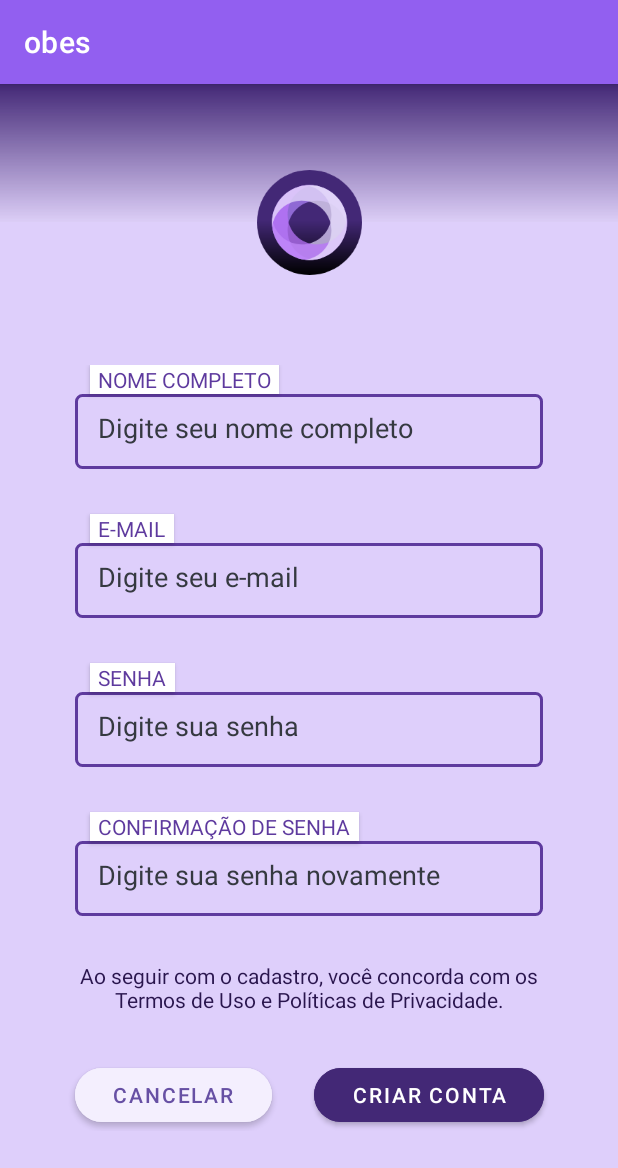
After one commit to larasouzabr/obes-app, an Android app: the RegisterPagePerson screen opened directly, with no data from a screen before it, on a phone screen of 412 x 824 dp. The commit adds this screen. Shown: the top 1168 px of the screen. Run offline under Robolectric (Android 15) with nearby library versions, the light colour scheme and no system bars.

Commit message:
created register page

```diff
--- /dev/null
+++ b/app/src/main/java/com/example/obes/RegisterPagePerson.java
@@ -0,0 +1,33 @@
+package com.example.obes;
+
+import androidx.appcompat.app.AppCompatActivity;
+
+import android.content.Intent;
+import android.os.Bundle;
+import android.view.View;
+import android.widget.Button;
+
+public class RegisterPagePerson extends AppCompatActivity {
+
+    private Button button_cancel;
+
+    @Override
+    protected void onCreate(Bundle savedInstanceState) {
+        super.onCreate(savedInstanceState);
+        setContentView(R.layout.activity_register_page_person);
+
+        this.startComponents();
+
+        this.button_cancel.setOnClickListener(new View.OnClickListener() {
+            @Override
+            public void onClick(View v) {
+                Intent intent = new Intent(RegisterPagePerson.this, MainActivity.class);
+                startActivity(intent);
+            }
+        });
+    }
+
+    private void startComponents() {
+        this.button_cancel = findViewById(R.id.button_cancel);
+    }
+}
--- /dev/null
+++ b/app/src/main/res/drawable/degrade_cadastro.xml
@@ -0,0 +1,23 @@
+<vector xmlns:android="http://schemas.android.com/apk/res/android"
+    xmlns:aapt="http://schemas.android.com/aapt"
+    android:width="412dp"
+    android:height="92dp"
+    android:viewportWidth="412"
+    android:viewportHeight="92">
+  <path
+      android:pathData="M0,0h412v92h-412z">
+    <aapt:attr name="android:fillColor">
+      <gradient
+          android:startX="206"
+          android:startY="0"
+          android:endX="206"
+          android:endY="92"
+          android:type="linear">
+        <item android:offset="0" android:color="#FF432876"/>
+        <item android:offset="0" android:color="#FF432876"/>
+        <item android:offset="1" android:color="#17CBC9D0"/>
+        <item android:offset="1" android:color="#00D9D9D9"/>
+      </gradient>
+    </aapt:attr>
+  </path>
+</vector>
--- /dev/null
+++ b/app/src/main/res/layout/activity_register_page_person.xml
@@ -0,0 +1,205 @@
+<?xml version="1.0" encoding="utf-8"?>
+<androidx.constraintlayout.widget.ConstraintLayout xmlns:android="http://schemas.android.com/apk/res/android"
+    xmlns:app="http://schemas.android.com/apk/res-auto"
+    xmlns:tools="http://schemas.android.com/tools"
+    android:layout_width="match_parent"
+    android:layout_height="match_parent"
+    tools:context=".RegisterPagePerson"
+    android:background="@color/purple_150">
+
+    <ImageView
+        android:id="@+id/background_degrade_cadastro"
+        android:layout_width="wrap_content"
+        android:layout_height="wrap_content"
+        android:contentDescription="@string/content_desc_background_degrade"
+        android:src="@drawable/degrade_cadastro"
+        app:layout_constraintEnd_toEndOf="parent"
+        app:layout_constraintStart_toStartOf="parent"
+        app:layout_constraintTop_toTopOf="parent" />
+
+    <ImageView
+        android:id="@+id/obes_logo"
+        android:contentDescription="@string/content_desc_logo_obes"
+        android:layout_width="70dp"
+        android:layout_height="70dp"
+        android:src="@drawable/obes_logo_2"
+        app:layout_constraintStart_toStartOf="parent"
+        app:layout_constraintEnd_toEndOf="parent"
+        app:layout_constraintTop_toBottomOf="@id/background_degrade_cadastro"
+        app:layout_constraintBottom_toBottomOf="@id/background_degrade_cadastro"/>
+
+    <LinearLayout
+        android:id="@+id/form_register"
+        android:layout_width="match_parent"
+        android:layout_height="wrap_content"
+        android:orientation="vertical"
+        app:layout_constraintTop_toBottomOf="@id/obes_logo"
+        android:paddingTop="60dp"
+        android:paddingBottom="30dp"
+        android:paddingStart="50dp"
+        android:paddingEnd="50dp">
+
+        <!-- INPUT NOME COMPLETO -->
+        <androidx.cardview.widget.CardView
+            android:layout_width="wrap_content"
+            android:layout_height="wrap_content"
+            app:cardCornerRadius="0dp"
+            android:layout_marginStart="10dp">
+            <TextView
+                android:layout_width="wrap_content"
+                android:layout_height="wrap_content"
+                android:text="NOME COMPLETO"
+                android:textColor="@color/purple_700"
+                android:layout_marginStart="5dp"
+                android:layout_marginEnd="5dp"/>
+        </androidx.cardview.widget.CardView>
+
+        <EditText
+            android:layout_width="match_parent"
+            android:layout_height="50dp"
+            android:background="@drawable/edit_text_background"
+            android:inputType="text"
+            android:autofillHints="emailAddress"
+            android:hint="Digite seu nome completo"
+            android:paddingStart="15dp"
+            android:paddingEnd="15dp"
+            android:paddingTop="15dp"
+            android:paddingBottom="15dp"
+            android:layout_marginBottom="30dp"
+            android:textColor="@color/black"
+            android:textColorHint="@color/black"/>
+
+        <!-- INPUT E-MAIL -->
+        <androidx.cardview.widget.CardView
+            android:layout_width="wrap_content"
+            android:layout_height="wrap_content"
+            app:cardCornerRadius="0dp"
+            android:layout_marginStart="10dp">
+            <TextView
+                android:layout_width="wrap_content"
+                android:layout_height="wrap_content"
+                android:text="E-MAIL"
+                android:textColor="@color/purple_700"
+                android:layout_marginStart="5dp"
+                android:layout_marginEnd="5dp"/>
+        </androidx.cardview.widget.CardView>
+
+        <EditText
+            android:layout_width="match_parent"
+            android:layout_height="50dp"
+            android:background="@drawable/edit_text_background"
+            android:inputType="textEmailAddress"
+            android:autofillHints="emailAddress"
+            android:hint="Digite seu e-mail"
+            android:paddingStart="15dp"
+            android:paddingEnd="15dp"
+            android:paddingTop="15dp"
+            android:paddingBottom="15dp"
+            android:layout_marginBottom="30dp"
+            android:textColor="@color/black"
+            android:textColorHint="@color/black"/>
+
+        <!-- INPUT SENHA -->
+        <androidx.cardview.widget.CardView
+            android:layout_width="wrap_content"
+            android:layout_height="wrap_content"
+            app:cardCornerRadius="0dp"
+            android:layout_marginStart="10dp">
+            <TextView
+                android:layout_width="wrap_content"
+                android:layout_height="wrap_content"
+                android:text="SENHA"
+                android:textColor="@color/purple_700"
+                android:layout_marginStart="5dp"
+                android:layout_marginEnd="5dp"/>
+        </androidx.cardview.widget.CardView>
+
+        <EditText
+            android:layout_width="match_parent"
+            android:layout_height="50dp"
+            android:background="@drawable/edit_text_background"
+            android:inputType="textPassword"
+            android:autofillHints="emailAddress"
+            android:hint="Digite sua senha"
+            android:paddingStart="15dp"
+            android:paddingEnd="15dp"
+            android:paddingTop="15dp"
+            android:paddingBottom="15dp"
+            android:layout_marginBottom="30dp"
+            android:textColor="@color/black"
+            android:textColorHint="@color/black"/>
+
+        <!-- INPUT CONFIRMAÇÃO DE SENHA -->
+        <androidx.cardview.widget.CardView
+            android:layout_width="wrap_content"
+            android:layout_height="wrap_content"
+            app:cardCornerRadius="0dp"
+            android:layout_marginStart="10dp">
+            <TextView
+                android:layout_width="wrap_content"
+                android:layout_height="wrap_content"
+                android:text="CONFIRMAÇÃO DE SENHA"
+                android:textColor="@color/purple_700"
+                android:layout_marginStart="5dp"
+                android:layout_marginEnd="5dp"/>
+        </androidx.cardview.widget.CardView>
+
+        <EditText
+            android:layout_width="match_parent"
+            android:layout_height="50dp"
+            android:background="@drawable/edit_text_background"
+            android:inputType="textPassword"
+            android:autofillHints="emailAddress"
+            android:hint="Digite sua senha novamente"
+            android:paddingStart="15dp"
+            android:paddingEnd="15dp"
+            android:paddingTop="15dp"
+            android:paddingBottom="15dp"
+            android:layout_marginBottom="30dp"
+            android:textColor="@color/black"
+            android:textColorHint="@color/black"/>
+
+        <TextView
+            android:layout_width="wrap_content"
+            android:layout_height="wrap_content"
+            android:text="Ao seguir com o cadastro, você concorda com os Termos de Uso e Políticas de Privacidade."
+            android:textAlignment="center"
+            android:textColor="@color/purple_900"/>
+    </LinearLayout>
+
+    <LinearLayout
+        android:layout_width="wrap_content"
+        android:layout_height="wrap_content"
+        android:orientation="horizontal"
+        app:layout_constraintTop_toBottomOf="@id/form_register"
+        app:layout_constraintStart_toStartOf="parent"
+        app:layout_constraintEnd_toEndOf="parent">
+
+        <Button
+            android:id="@+id/button_cancel"
+            android:layout_width="wrap_content"
+            android:layout_height="48dp"
+            android:backgroundTint="@color/purple_50"
+            android:text="CANCELAR"
+            android:textColor="@color/purple"
+            app:cornerRadius="@dimen/button_corner_radius"
+            android:paddingStart="25dp"
+            android:paddingEnd="25dp"
+            android:layout_marginStart="14dp"
+            android:layout_marginEnd="14dp"/>
+
+        <Button
+            android:id="@+id/sign_in"
+            android:layout_width="wrap_content"
+            android:layout_height="48dp"
+            android:backgroundTint="@color/purple_800"
+            android:text="CRIAR CONTA"
+            android:textColor="@color/white"
+            app:cornerRadius="@dimen/button_corner_radius"
+            android:paddingStart="25dp"
+            android:paddingEnd="25dp"
+            android:layout_marginStart="14dp"
+            android:layout_marginEnd="14dp"/>
+    </LinearLayout>
+
+</androidx.constraintlayout.widget.ConstraintLayout>
--- a/app/src/main/res/values/colors.xml
+++ b/app/src/main/res/values/colors.xml
@@ -2,8 +2,10 @@
 <resources>
     <color name="black">#353940</color>
     <color name="white">#FFFFFFFF</color>
-    <color name="teal_200">#FF03DAC5</color>
+    <color name="teal_origin">#FF03DAC5</color>
+    <color name="teal_200">#6750A4</color>
     <color name="teal_700">#FF018786</color>
+    <color name="purple">#6750A4</color>
     <color name="purple_50">#F4EFFE</color>
     <color name="purple_100">#E9DFFC</color>
     <color name="purple_150">#DECFFB</color>
```
Also changed, not shown: app/src/main/AndroidManifest.xml (+9 -0 lines), app/src/main/java/com/example/obes/MainActivity.java (+10 -0 lines), app/src/main/java/com/example/obes/RegisterPage.java (added, +58 -0 lines), app/src/main/java/com/example/obes/RegisterPageInstitution.java (added, +33 -0 lines), app/src/main/res/layout/activity_register_page.xml (added, +123 -0 lines), app/src/main/res/layout/activity_register_page_institution.xml (added, +230 -0 lines).
